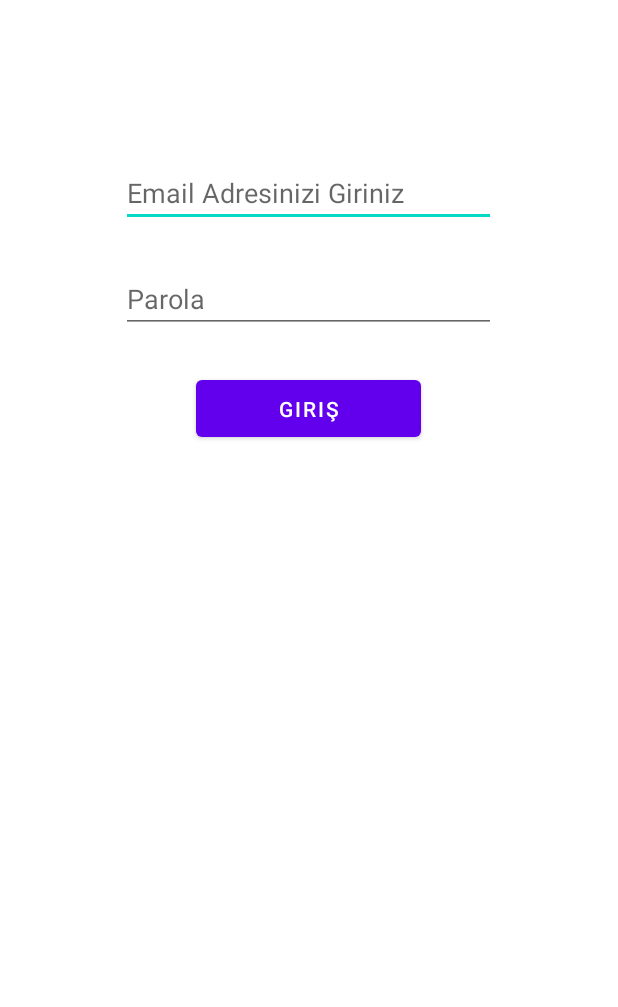
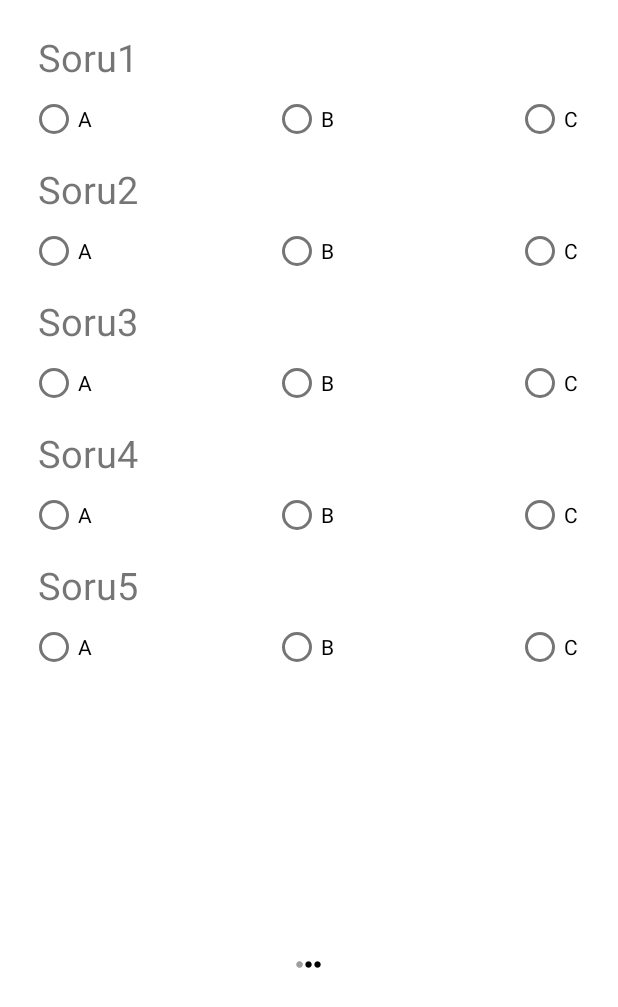
Before and after one commit to AdnanEkici/3-1_Arada_Android, an Android app: the screen it shows after launch (LoginActivity before the commit, QuestionnaireActivity after it), after a tap on "GIRIŞ", on a phone screen of 412 x 824 dp. Shown: the top 1007 px of the screen. Run offline under Robolectric (Android 15) with nearby library versions, the phone set to English and light mode, and no system bars.

Commit message:
Questionnaire Activity Eklendi
Anket için gerekli kaydırmalı görünüm tamamlandı. Sorular, soruların işlenişi ve renkler kaldı.

```diff
--- a/app/build.gradle
+++ b/app/build.gradle
@@ -33,6 +33,7 @@ dependencies {
     implementation 'androidx.appcompat:appcompat:1.4.0'
     implementation 'com.google.android.material:material:1.4.0'
     implementation 'androidx.constraintlayout:constraintlayout:2.1.2'
+    implementation 'org.jetbrains:annotations:15.0'
     testImplementation 'junit:junit:4.+'
     androidTestImplementation 'androidx.test.ext:junit:1.1.3'
     androidTestImplementation 'androidx.test.espresso:espresso-core:3.4.0'
--- /dev/null
+++ b/app/src/main/java/com/example/winxbitirmeapp/Adapters/SliderAdapter.java
@@ -0,0 +1,104 @@
+package com.example.winxbitirmeapp.Adapters;
+
+import android.view.LayoutInflater;
+import android.view.View;
+import android.view.ViewGroup;
+import android.widget.TextView;
+
+import androidx.annotation.NonNull;
+import androidx.recyclerview.widget.RecyclerView;
+
+import com.example.winxbitirmeapp.R;
+
+public class SliderAdapter extends RecyclerView.Adapter<SliderAdapter.MyViewHolder>
+{
+
+    private String list[];
+    private TextView dots[];
+
+    public SliderAdapter(String[] list , TextView[] dots) {
+        this.list = list;
+        this.dots = dots;
+    }
+
+
+    @NonNull
+    @org.jetbrains.annotations.NotNull
+    @Override
+    public MyViewHolder onCreateViewHolder(@NonNull @org.jetbrains.annotations.NotNull ViewGroup parent, int viewType) {
+
+        View view = LayoutInflater.from(parent.getContext()).inflate(R.layout.slider_item,parent,false);
+
+        return new MyViewHolder(view);
+    }
+
+
+
+    @Override
+    public void onBindViewHolder(@NonNull @org.jetbrains.annotations.NotNull SliderAdapter.MyViewHolder holder, int position) {
+
+        if(position == 0)
+        {
+            holder.questionTextView1.setText(list[0]);
+            holder.questionTextView2.setText(list[1]);
+            holder.questionTextView3.setText(list[2]);
+            holder.questionTextView4.setText(list[3]);
+            holder.questionTextView5.setText(list[4]);
+        }
+        else if(position == 1)
+        {
+            holder.questionTextView1.setText(list[5]);
+            holder.questionTextView2.setText(list[6]);
+            holder.questionTextView3.setText(list[7]);
+            holder.questionTextView4.setText(list[8]);
+            holder.questionTextView5.setText(list[9]);
+        }
+        else
+        {
+            holder.questionTextView1.setText(list[10]);
+            holder.questionTextView2.setText(list[11]);
+            holder.questionTextView3.setText(list[12]);
+            holder.questionTextView4.setText(list[13]);
+            holder.questionTextView5.setText(list[14]);
+        }
+
+    }
+
+
+
+
+
+    @Override
+    public int getItemCount() {
+        return dots.length;
+    }
+
+
+
+
+    public class MyViewHolder extends RecyclerView.ViewHolder
+    {
+
+        TextView questionTextView1;
+        TextView questionTextView2;
+        TextView questionTextView3;
+        TextView questionTextView4;
+        TextView questionTextView5;
+
+
+
+        public MyViewHolder(@NonNull @org.jetbrains.annotations.NotNull View itemView) {
+            super(itemView);
+            questionTextView1 = itemView.findViewById(R.id.sliderItemText1ID);
+            questionTextView2 = itemView.findViewById(R.id.sliderItemText2ID);
+            questionTextView3 = itemView.findViewById(R.id.sliderItemText3ID);
+            questionTextView4 = itemView.findViewById(R.id.sliderItemText4ID);
+            questionTextView5 = itemView.findViewById(R.id.sliderItemText5ID);
+        }
+    }//inner class end
+
+
+
+
+
+}//class end
--- a/app/src/main/java/com/example/winxbitirmeapp/LoginActivity.java
+++ b/app/src/main/java/com/example/winxbitirmeapp/LoginActivity.java
@@ -2,6 +2,7 @@ package com.example.winxbitirmeapp;
 
 import androidx.appcompat.app.AppCompatActivity;
 
+import android.content.Intent;
 import android.os.Bundle;
 import android.view.View;
 import android.widget.EditText;
@@ -61,11 +62,10 @@ public class LoginActivity extends AppCompatActivity {
 
     public void loginBtnAction(View view)
     {
-        email = email_edit.getText().toString();
-        password = password_edit.getText().toString();
+        Intent intent = new Intent(LoginActivity.this , QuestionnaireActivity.class);
+        startActivity(intent);
+        finish();
 
-
-        Toast.makeText(LoginActivity.this , email + " VE " + password , Toast.LENGTH_LONG).show();
     }
 
 
--- /dev/null
+++ b/app/src/main/java/com/example/winxbitirmeapp/QuestionnaireActivity.java
@@ -0,0 +1,159 @@
+package com.example.winxbitirmeapp;
+
+import androidx.appcompat.app.AppCompatActivity;
+import androidx.viewpager2.widget.ViewPager2;
+
+import android.annotation.SuppressLint;
+import android.app.AlertDialog;
+import android.content.Context;
+import android.content.DialogInterface;
+import android.net.ConnectivityManager;
+import android.os.Bundle;
+import android.text.Html;
+import android.view.View;
+import android.widget.Adapter;
+import android.widget.LinearLayout;
+import android.widget.TextView;
+import android.widget.Toast;
+
+import com.example.winxbitirmeapp.Adapters.SliderAdapter;
+
+import java.net.InetAddress;
+
+public class QuestionnaireActivity extends AppCompatActivity {
+
+    private LinearLayout dotsLayout;
+    private SliderAdapter adapter;
+    private ViewPager2 viewPager2;
+    private String list[];
+    private TextView dots[];
+
+
+    @Override
+    protected void onCreate(Bundle savedInstanceState) {
+        super.onCreate(savedInstanceState);
+        setContentView(R.layout.activity_questionnaire);
+        this.init();
+        this.checkInternet();
+
+
+    }
+
+    //Life Actions
+
+
+
+
+
+    //Public Actions
+
+
+
+
+
+    //Private Actions
+    private void init()
+    {
+        dotsLayout = findViewById(R.id.QuestionnaireLLID);
+        viewPager2 = findViewById(R.id.QuestionnaireViewPager2ID);
+        dots = new TextView[3];
+        dotsIndicator();
+        list = new String[15];
+        list[0] = "Soru1"; list[5] = "Soru6"; list[10] = "Soru11";
+        list[1] = "Soru2"; list[6] = "Soru7"; list[11] = "Soru12";
+        list[2] = "Soru3"; list[7] = "Soru8"; list[12] = "Soru13";
+        list[3] = "Soru4"; list[8] = "Soru9"; list[13] = "Soru14";
+        list[4] = "Soru5"; list[9] = "Soru10"; list[14] = "Soru15";
+
+
+
+        adapter = new SliderAdapter(list , dots);
+        viewPager2.setAdapter(adapter);
+
+
+
+        viewPager2.registerOnPageChangeCallback(new ViewPager2.OnPageChangeCallback() {
+            @Override
+            public void onPageSelected(int position)
+            {
+
+                selectedIndicator(position);
+                super.onPageSelected(position);
+            }
+        });
+
+    }
+
+    private void selectedIndicator(int position)
+    {
+        for (int i = 0; i < dots.length; i++)
+        {
+            if(i == position)
+            {
+                dots[i].setTextColor(getResources().getColor(R.color.grey));
+            }
+            else
+            {
+                dots[i].setTextColor(getResources().getColor(R.color.black));
+            }
+        }
+    }
+
+    private void dotsIndicator()
+    {
+        for (int i = 0; i < dots.length; i++)
+        {
+            dots[i] = new TextView(this);
+            dots[i].setText(Html.fromHtml("&#9679"));
+            dots[i].setTextSize(10);
+            dotsLayout.addView(dots[i]);
+        }
+    }
+
+
+    //DB Actions
+
+
+
+
+
+
+    //Button Actions
+
+
+
+
+
+
+
+
+
+    //Check Internet
+    @SuppressLint("UseCompatLoadingForDrawables")
+    private void checkInternet()
+    {
+        if (!isNetworkConnected())
+        {
+            AlertDialog alertDialog = new AlertDialog.Builder(QuestionnaireActivity.this).create();
+            alertDialog.setTitle("Bağlantı Problemi");
+            alertDialog.setIcon(getResources().getDrawable(R.drawable.nowifi));
+            alertDialog.setMessage("Cihazınız internete bağlı değil.");
+            alertDialog.setButton(AlertDialog.BUTTON_NEUTRAL, "Tamam",
+                    new DialogInterface.OnClickListener() {
+                        public void onClick(DialogInterface dialog, int which) {
+                            dialog.dismiss();
+                            System.exit(0);
+                        }
+                    });
+            alertDialog.show();
+        }
+    }
+    private boolean isNetworkConnected() {
+        ConnectivityManager cm = (ConnectivityManager) getSystemService(Context.CONNECTIVITY_SERVICE);
+
+        return cm.getActiveNetworkInfo() != null && cm.getActiveNetworkInfo().isConnected();
+    }
+
+
+
+}
--- /dev/null
+++ b/app/src/main/res/layout/activity_questionnaire.xml
@@ -0,0 +1,32 @@
+<?xml version="1.0" encoding="utf-8"?>
+<RelativeLayout xmlns:android="http://schemas.android.com/apk/res/android"
+    xmlns:app="http://schemas.android.com/apk/res-auto"
+    xmlns:tools="http://schemas.android.com/tools"
+    android:layout_width="match_parent"
+    android:layout_height="match_parent"
+    tools:context=".QuestionnaireActivity">
+
+
+    <androidx.viewpager2.widget.ViewPager2
+        android:layout_width="match_parent"
+        android:layout_height="wrap_content"
+        android:layout_alignParentTop="true"
+        android:layout_marginTop="15dp"
+        android:id="@+id/QuestionnaireViewPager2ID"
+        android:layout_centerInParent="true"/>
+
+    <LinearLayout
+        android:layout_width="match_parent"
+        android:layout_height="wrap_content"
+        android:layout_below="@id/QuestionnaireViewPager2ID"
+        android:layout_marginTop="5dp"
+        android:layout_centerHorizontal="true"
+        android:gravity="center_vertical|center_horizontal"
+        android:orientation="horizontal"
+        android:layout_alignParentBottom="true"
+        android:id="@+id/QuestionnaireLLID"/>
+
+
+
+
+</RelativeLayout>
--- /dev/null
+++ b/app/src/main/res/layout/slider_item.xml
@@ -0,0 +1,257 @@
+<?xml version="1.0" encoding="utf-8"?>
+<RelativeLayout xmlns:android="http://schemas.android.com/apk/res/android"
+    android:layout_width="match_parent"
+    android:layout_height="match_parent">
+
+    <TextView
+        android:id="@+id/sliderItemText1ID"
+        android:layout_width="match_parent"
+        android:layout_height="wrap_content"
+        android:layout_marginStart="20dp"
+        android:layout_marginEnd="20dp"
+        android:layout_marginTop="5dp"
+        android:hint="Soru N"
+        android:paddingLeft="5dp"
+        android:textSize="25dp" />
+
+    <RadioGroup
+        android:id="@+id/sliderItemRadioGroup1"
+        android:layout_width="match_parent"
+        android:layout_height="wrap_content"
+        android:layout_below="@id/sliderItemText1ID"
+        android:layout_marginStart="20dp"
+        android:layout_marginEnd="20dp"
+        android:orientation="horizontal">
+
+
+        <RadioButton
+            android:id="@+id/sliderItemRadio11ID"
+            android:layout_width="wrap_content"
+            android:layout_height="wrap_content"
+            android:layout_gravity="center_horizontal"
+            android:layout_weight="0.13"
+            android:checked="false"
+            android:text="A" />
+
+        <RadioButton
+            android:id="@+id/sliderItemRadio12ID"
+            android:layout_width="wrap_content"
+            android:layout_height="wrap_content"
+            android:layout_gravity="center_horizontal"
+            android:layout_weight="0.13"
+            android:checked="false"
+            android:text="B" />
+
+        <RadioButton
+            android:id="@+id/sliderItemRadio13ID"
+            android:layout_width="wrap_content"
+            android:layout_height="wrap_content"
+            android:layout_gravity="center_horizontal"
+            android:checked="false"
+            android:text="C" />
+
+    </RadioGroup>
+
+
+    <TextView
+        android:id="@+id/sliderItemText2ID"
+        android:layout_width="match_parent"
+        android:layout_height="wrap_content"
+        android:layout_marginStart="20dp"
+        android:layout_marginEnd="20dp"
+        android:layout_below="@+id/sliderItemRadioGroup1"
+        android:layout_marginTop="5dp"
+        android:hint="Soru N"
+        android:paddingLeft="5dp"
+        android:textSize="25dp" />
+
+    <RadioGroup
+        android:id="@+id/sliderItemRadioGroup2"
+        android:layout_width="match_parent"
+        android:layout_height="wrap_content"
+        android:layout_below="@id/sliderItemText2ID"
+        android:layout_marginStart="20dp"
+        android:layout_marginEnd="20dp"
+        android:orientation="horizontal">
+
+
+        <RadioButton
+            android:id="@+id/sliderItemRadio21ID"
+            android:layout_width="wrap_content"
+            android:layout_height="wrap_content"
+            android:layout_gravity="center_horizontal"
+            android:layout_weight="0.13"
+            android:checked="false"
+            android:text="A" />
+
+        <RadioButton
+            android:id="@+id/sliderItemRadio22ID"
+            android:layout_width="wrap_content"
+            android:layout_height="wrap_content"
+            android:layout_gravity="center_horizontal"
+            android:layout_weight="0.13"
+            android:checked="false"
+            android:text="B" />
+
+        <RadioButton
+            android:id="@+id/sliderItemRadio23ID"
+            android:layout_width="wrap_content"
+            android:layout_height="wrap_content"
+            android:layout_gravity="center_horizontal"
+            android:checked="false"
+            android:text="C" />
+
+    </RadioGroup>
+
+
+    <TextView
+        android:id="@+id/sliderItemText3ID"
+        android:layout_width="match_parent"
+        android:layout_height="wrap_content"
+        android:layout_marginStart="20dp"
+        android:layout_marginEnd="20dp"
+        android:layout_below="@+id/sliderItemRadioGroup2"
+        android:layout_marginTop="5dp"
+        android:hint="Soru N"
+        android:paddingLeft="5dp"
+        android:textSize="25dp" />
+
+    <RadioGroup
+        android:id="@+id/sliderItemRadioGroup3"
+        android:layout_width="match_parent"
+        android:layout_height="wrap_content"
+        android:layout_below="@id/sliderItemText3ID"
+        android:layout_marginStart="20dp"
+        android:layout_marginEnd="20dp"
+        android:orientation="horizontal">
+
+
+        <RadioButton
+            android:id="@+id/sliderItemRadio31ID"
+            android:layout_width="wrap_content"
+            android:layout_height="wrap_content"
+            android:layout_gravity="center_horizontal"
+            android:layout_weight="0.13"
+            android:checked="false"
+            android:text="A" />
+
+        <RadioButton
+            android:id="@+id/sliderItemRadio32ID"
+            android:layout_width="wrap_content"
+            android:layout_height="wrap_content"
+            android:layout_gravity="center_horizontal"
+            android:layout_weight="0.13"
+            android:checked="false"
+            android:text="B" />
+
+        <RadioButton
+            android:id="@+id/sliderItemRadio33ID"
+            android:layout_width="wrap_content"
+            android:layout_height="wrap_content"
+            android:layout_gravity="center_horizontal"
+            android:checked="false"
+            android:text="C" />
+
+    </RadioGroup>
+
+    <TextView
+        android:id="@+id/sliderItemText4ID"
+        android:layout_width="match_parent"
+        android:layout_height="wrap_content"
+        android:layout_marginStart="20dp"
+        android:layout_marginEnd="20dp"
+        android:layout_below="@+id/sliderItemRadioGroup3"
+        android:layout_marginTop="5dp"
+        android:hint="Soru N"
+        android:paddingLeft="5dp"
+        android:textSize="25dp" />
+
+    <RadioGroup
+        android:id="@+id/sliderItemRadioGroup4"
+        android:layout_width="match_parent"
+        android:layout_height="wrap_content"
+        android:layout_below="@id/sliderItemText4ID"
+        android:layout_marginStart="20dp"
+        android:layout_marginEnd="20dp"
+        android:orientation="horizontal">
+
+
+        <RadioButton
+            android:id="@+id/sliderItemRadio41ID"
+            android:layout_width="wrap_content"
+            android:layout_height="wrap_content"
+            android:layout_gravity="center_horizontal"
+            android:layout_weight="0.13"
+            android:checked="false"
+            android:text="A" />
+
+        <RadioButton
+            android:id="@+id/sliderItemRadio42ID"
+            android:layout_width="wrap_content"
+            android:layout_height="wrap_content"
+            android:layout_gravity="center_horizontal"
+            android:layout_weight="0.13"
+            android:checked="false"
+            android:text="B" />
+
+        <RadioButton
+            android:id="@+id/sliderItemRadio43ID"
+            android:layout_width="wrap_content"
+            android:layout_height="wrap_content"
+            android:layout_gravity="center_horizontal"
+            android:checked="false"
+            android:text="C" />
+
+    </RadioGroup>
+
+    <TextView
+        android:id="@+id/sliderItemText5ID"
+        android:layout_width="match_parent"
+        android:layout_height="wrap_content"
+        android:layout_marginStart="20dp"
+        android:layout_marginEnd="20dp"
+        android:layout_below="@+id/sliderItemRadioGroup4"
+        android:layout_marginTop="5dp"
+        android:hint="Soru N"
+        android:paddingLeft="5dp"
+        android:textSize="25dp" />
+
+    <RadioGroup
+        android:id="@+id/sliderItemRadioGroup5"
+        android:layout_width="match_parent"
+        android:layout_height="wrap_content"
+        android:layout_below="@id/sliderItemText5ID"
+        android:layout_marginStart="20dp"
+        android:layout_marginEnd="20dp"
+        android:orientation="horizontal">
+
+
+        <RadioButton
+            android:id="@+id/sliderItemRadio51ID"
+            android:layout_width="wrap_content"
+            android:layout_height="wrap_content"
+            android:layout_gravity="center_horizontal"
+            android:layout_weight="0.13"
+            android:checked="false"
+            android:text="A" />
+
+        <RadioButton
+            android:id="@+id/sliderItemRadio52ID"
+            android:layout_width="wrap_content"
+            android:layout_height="wrap_content"
+            android:layout_gravity="center_horizontal"
+            android:layout_weight="0.13"
+            android:checked="false"
+            android:text="B" />
+
+        <RadioButton
+            android:id="@+id/sliderItemRadio53ID"
+            android:layout_width="wrap_content"
+            android:layout_height="wrap_content"
+            android:layout_gravity="center_horizontal"
+            android:checked="false"
+            android:text="C" />
+
+    </RadioGroup>
+
+</RelativeLayout>
--- a/app/src/main/res/values/colors.xml
+++ b/app/src/main/res/values/colors.xml
@@ -7,4 +7,6 @@
     <color name="teal_700">#FF018786</color>
     <color name="black">#FF000000</color>
     <color name="white">#FFFFFFFF</color>
+    <color name="grey">#9E9E9E</color>
+    <color name="colortransparentwhite">#cccccc</color>
 </resources>
--- a/build.gradle
+++ b/build.gradle
@@ -5,7 +5,7 @@ buildscript {
         mavenCentral()
     }
     dependencies {
-        classpath 'com.android.tools.build:gradle:7.0.4'
+        classpath 'com.android.tools.build:gradle:4.2.2'
 
         // NOTE: Do not place your application dependencies here; they belong
         // in the individual module build.gradle files
```
Also changed, not shown: app/src/main/AndroidManifest.xml (+5 -2 lines), app/src/main/res/drawable-v24/nowifi.png (added).
